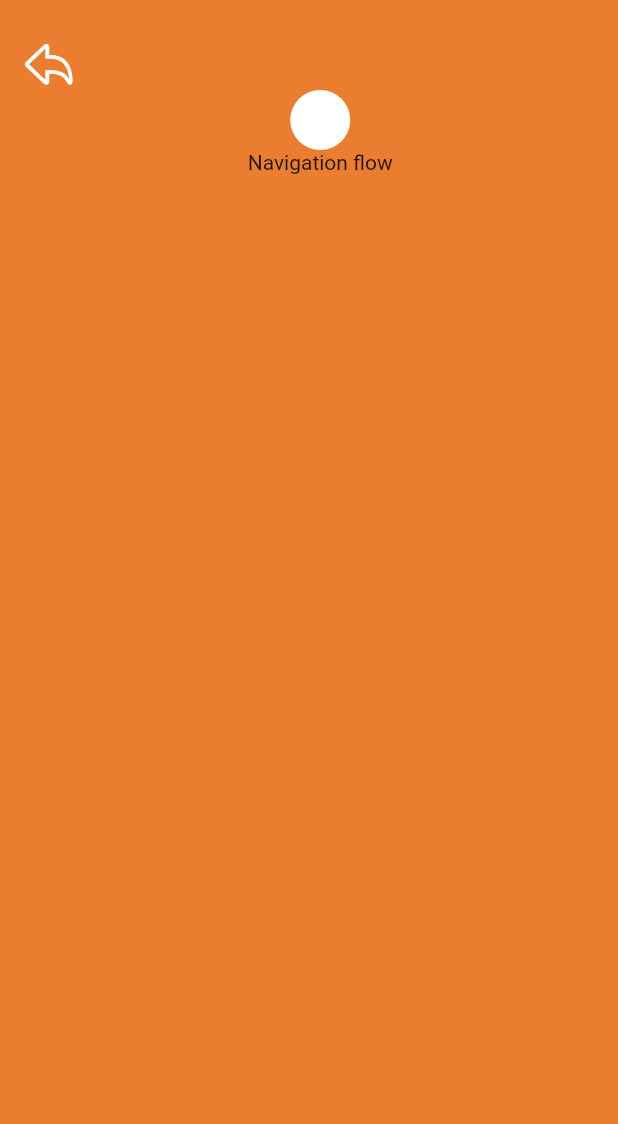
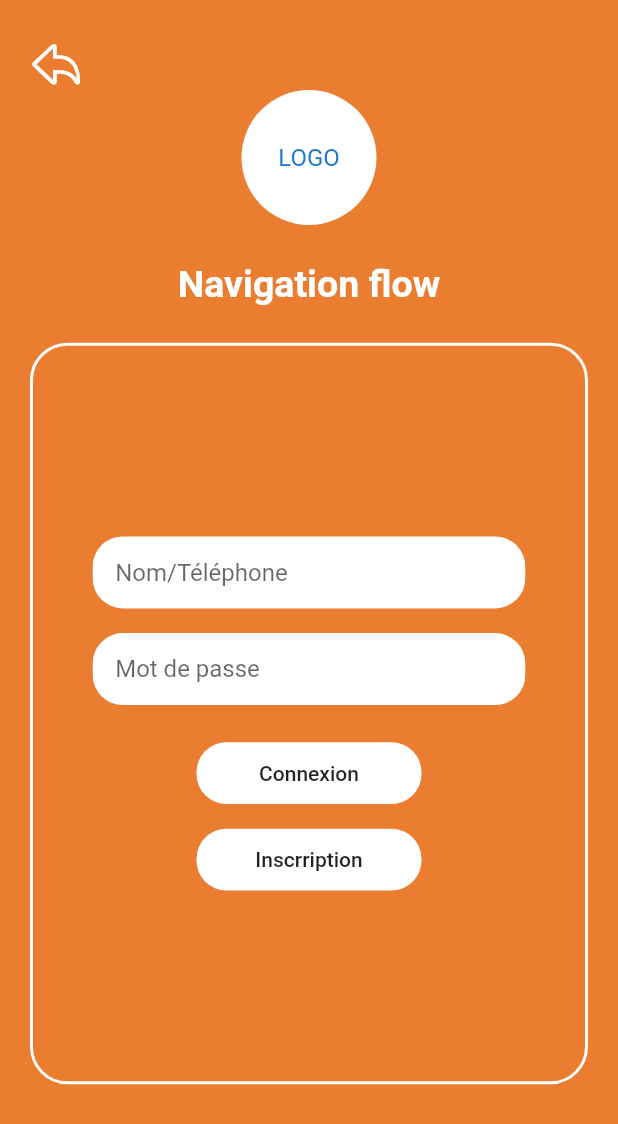
Before and after one commit to mno05/AfrcanAp, a Flutter app: the screen it shows after launch, on a phone screen of 412 x 824 dp. Shown: the top 1124 px of the screen. Run offline on Flutter 3.47's test engine with Material 2 defaults, Android fonts, the phone set to English and light mode, and no system bars; our stand-ins replace image_picker, intl_phone_number_input.

Commit message:
Fin design

```diff
--- /dev/null
+++ b/lib/Tools/MediaQuery.dart
@@ -0,0 +1,11 @@
+import 'package:flutter/material.dart';
+
+class Media {
+  static double height(BuildContext context) {
+    return MediaQuery.of(context).size.height;
+  }
+
+  static double width(BuildContext context) {
+    return MediaQuery.of(context).size.width;
+  }
+}
--- /dev/null
+++ b/lib/Vue/Auth/LoginVue.dart
@@ -0,0 +1,93 @@
+import 'package:african_ap/Tools/MediaQuery.dart';
+import 'package:african_ap/Vue/Auth/Inscription.dart';
+import 'package:african_ap/Vue/Widgets/BoutonCusm.dart';
+import 'package:african_ap/Vue/Widgets/LoginTextField.dart';
+import 'package:flutter/cupertino.dart';
+import 'package:flutter/material.dart';
+
+class LoginVue extends StatefulWidget {
+  const LoginVue({super.key});
+
+  @override
+  State<LoginVue> createState() => _LoginVueState();
+}
+
+class _LoginVueState extends State<LoginVue> {
+  @override
+  Widget build(BuildContext context) {
+    return Scaffold(
+      backgroundColor: Color(0xffEB7D30),
+      body: SingleChildScrollView(
+        child: Padding(
+          padding: const EdgeInsets.only(left: 20.0, top: 25, right: 20),
+          child: Column(
+            crossAxisAlignment: CrossAxisAlignment.start,
+            children: [
+              Icon(
+                CupertinoIcons.arrowshape_turn_up_left,
+                size: 35,
+                color: Colors.white,
+              ),
+              Column(
+                crossAxisAlignment: CrossAxisAlignment.center,
+                children: [
+                  CircleAvatar(
+                    backgroundColor: Colors.white,
+                    radius: 45,
+                    child: Text("LOGO"),
+                  ),
+                  SizedBox(height: Media.height(context) * 0.03),
+                  Text(
+                    "Navigation flow",
+                    style: TextStyle(
+                        color: Colors.white,
+                        fontSize: 25,
+                        fontWeight: FontWeight.bold),
+                  ),
+                  SizedBox(height: Media.height(context) * 0.03),
+                  Container(
+                    height: Media.height(context) * 0.6,
+                    width: Media.width(context),
+                    decoration: BoxDecoration(
+                      border: Border.all(
+                        color: Colors.white,
+                        width: 2,
+                      ),
+                      borderRadius: BorderRadius.circular(25),
+                    ),
+                    child: Column(
+                      mainAxisAlignment: MainAxisAlignment.center,
+                      children: [
+                        LoginTf(
+                          hintText: "Nom/Téléphone",
+                        ),
+                        SizedBox(
+                          height: Media.height(context) * 0.02,
+                        ),
+                        LoginTf(
+                          hintText: "Mot de passe",
+                        ),
+                        SizedBox(height: Media.height(context) * 0.03),
+                        ButtonCusm(
+                          text: "Connexion",
+                          onPressed:(){},
+                        ),
+                        SizedBox(height: Media.height(context) * 0.02),
+                        ButtonCusm(
+                          text: "Inscrription",
+                          onPressed: (){
+                            Navigator.push(context, MaterialPageRoute(builder: (context) => Inscription(),));
+                          },
+                        ),
+                      ],
+                    ),
+                  ),
+                ],
+              ),
+            ],
+          ),
+        ),
+      ),
+    );
+  }
+}
--- a/lib/Vue/LoginVue.dart
+++ /dev/null
@@ -1,43 +0,0 @@
-import 'package:flutter/cupertino.dart';
-import 'package:flutter/material.dart';
-
-class LoginVue extends StatefulWidget {
-  const LoginVue({super.key});
-
-  @override
-  State<LoginVue> createState() => _LoginVueState();
-}
-
-class _LoginVueState extends State<LoginVue> {
-  @override
-  Widget build(BuildContext context) {
-    return Scaffold(
-      backgroundColor: Color(0xffEB7D30),
-      body: SingleChildScrollView(
-        child: Padding(
-          padding: const EdgeInsets.only(left: 15.0, top: 25),
-          child: Column(
-            crossAxisAlignment: CrossAxisAlignment.start,
-            children: [
-              Icon(
-                CupertinoIcons.arrowshape_turn_up_left,
-                size: 35,
-                color: Colors.white,
-              ),
-              Column(
-                crossAxisAlignment: CrossAxisAlignment.center,
-                children: [
-                  CircleAvatar(
-                    backgroundColor: Colors.white,
-                  ),
-                  Text("Navigation flow"),
-                  Container(),
-                ],
-              ),
-            ],
-          ),
-        ),
-      ),
-    );
-  }
-}
--- /dev/null
+++ b/lib/Vue/Widgets/BoutonCusm.dart
@@ -0,0 +1,37 @@
+import 'package:african_ap/Tools/MediaQuery.dart';
+import 'package:flutter/material.dart';
+
+class ButtonCusm extends StatelessWidget {
+     String text;
+     void Function()? onPressed;
+   ButtonCusm({super.key, required this.text, required this.onPressed});
+
+  @override
+  Widget build(BuildContext context) {
+    return Container(
+      height: Media.height(context) * 0.05,
+      width: 150,
+      decoration: BoxDecoration(
+          borderRadius: BorderRadius.circular(20), color: Colors.white),
+      child: Center(
+          child: Container(
+            width: double.infinity,
+            height: double.infinity,
+            decoration: BoxDecoration(
+          borderRadius: BorderRadius.circular(20),
+
+            ),
+            child: TextButton(
+              style: ButtonStyle(
+                overlayColor: MaterialStateProperty.all(Color(0xffEB7D30).withOpacity(0.2)),
+              ),
+              onPressed: onPressed,
+              child: Text(
+                    text,
+                    style: TextStyle(color: Colors.black87),
+                  ),
+            ),
+          )),
+    );
+  }
+}
--- /dev/null
+++ b/lib/Vue/Widgets/LoginTextField.dart
@@ -0,0 +1,26 @@
+import 'package:african_ap/Tools/MediaQuery.dart';
+import 'package:flutter/material.dart';
+
+class LoginTf extends StatelessWidget {
+  final String hintText;
+  const LoginTf({super.key,required this.hintText,});
+
+  @override
+  Widget build(BuildContext context) {
+    return Container(
+      padding: EdgeInsets.only(left: 15),
+      width: Media.width(context)*0.7,
+      decoration: BoxDecoration(
+      color: Colors.white,
+          borderRadius: BorderRadius.circular(20),
+      ),
+      child: TextFormField(
+      decoration: InputDecoration(
+        hintText: hintText,
+        hintMaxLines: 1,
+        border: InputBorder.none,
+        focusedBorder: InputBorder.none,
+      ),
+    ));
+  }
+}
--- a/lib/main.dart
+++ b/lib/main.dart
@@ -1,4 +1,4 @@
-import 'package:african_ap/Vue/LoginVue.dart';
+import 'package:african_ap/Vue/Auth/LoginVue.dart';
 import 'package:flutter/material.dart';
 
 void main() {
@@ -15,6 +15,7 @@ class MyApp extends StatelessWidget {
       debugShowCheckedModeBanner: false,
       theme: ThemeData(
         primarySwatch: Colors.blue,
+
       ),
       home: const LoginVue(),
     );
--- a/pubspec.yaml
+++ b/pubspec.yaml
@@ -31,6 +31,8 @@ environment:
 dependencies:
   flutter:
     sdk: flutter
+  image_picker: ^0.8.6+1
+  intl_phone_number_input: ^0.7.2
 
 
 
@@ -61,8 +63,8 @@ flutter:
   uses-material-design: true
 
   # To add assets to your application, add an assets section, like this:
-  # assets:
-  #   - images/a_dot_burr.jpeg
+  assets:
+    - img/
   #   - images/a_dot_ham.jpeg
 
   # An image asset can refer to one or more resolution-specific "variants", see
```
Also changed, not shown: lib/Vue/Auth/Inscription.dart (added, +63 -0 lines), lib/Vue/Widgets/ImageProfil.dart (added, +91 -0 lines), lib/Vue/Widgets/InscriptionTextField.dart (added, +60 -0 lines), img/profil.png (added), pubspec.lock.
